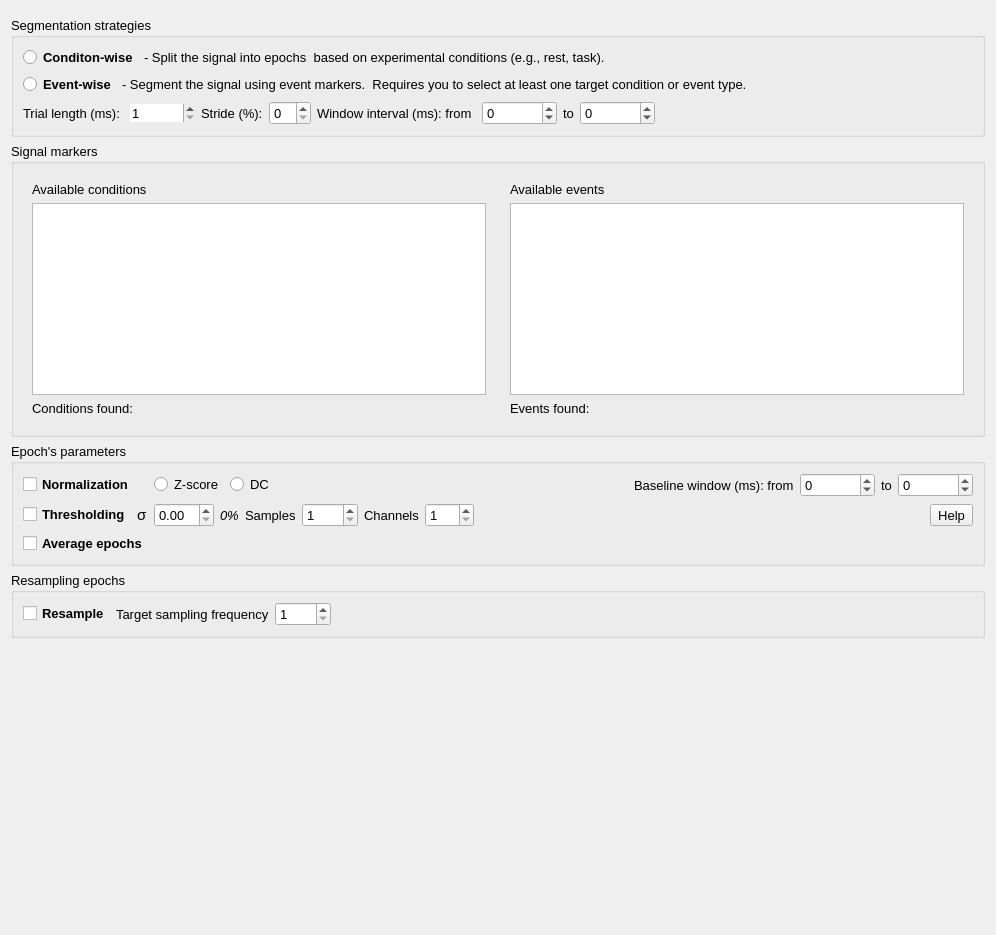
First picture: the form in Segmentation/segmentation_widget.ui, repository medusabci/medusa-analyzer, before the edit.
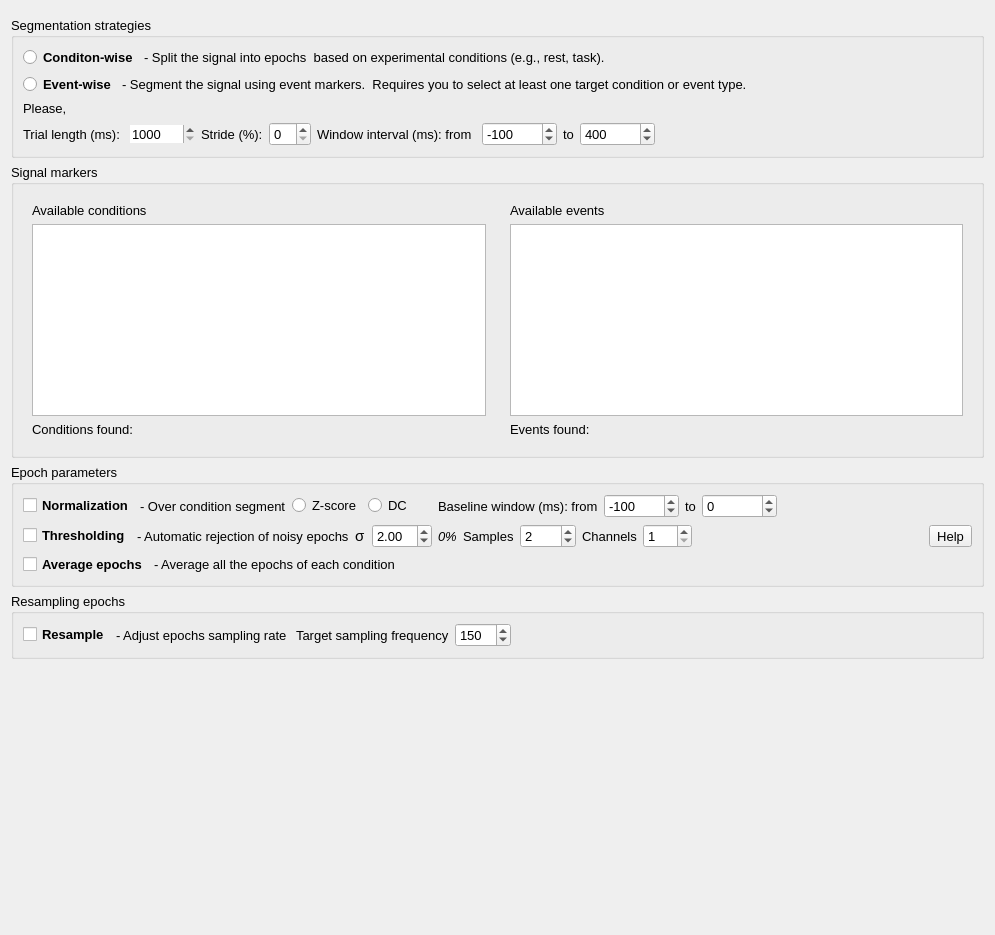
Second picture: the form after the edit.

What changed in the file:
```diff
--- a/Segmentation/segmentation_widget.ui
+++ b/Segmentation/segmentation_widget.ui
@@ -113,6 +113,13 @@
         </item>
        </layout>
       </item>
+      <item>
+       <widget class="QLabel" name="label_3">
+        <property name="text">
+         <string>Please, </string>
+        </property>
+       </widget>
+      </item>
       <item>
        <layout class="QHBoxLayout" name="trials">
         <item>
@@ -145,7 +152,7 @@
            <bool>true</bool>
           </property>
           <property name="minimum">
-           <number>1</number>
+           <number>1000</number>
           </property>
           <property name="maximum">
            <number>100000</number>
@@ -201,6 +208,9 @@
           <property name="singleStep">
            <number>100</number>
           </property>
+          <property name="value">
+           <number>-100</number>
+          </property>
          </widget>
         </item>
         <item>
@@ -224,6 +234,9 @@
           <property name="singleStep">
            <number>100</number>
           </property>
+          <property name="value">
+           <number>400</number>
+          </property>
          </widget>
         </item>
         <item>
@@ -338,7 +351,7 @@
       </font>
      </property>
      <property name="title">
-      <string>Epoch's parameters</string>
+      <string>Epoch parameters</string>
      </property>
      <layout class="QVBoxLayout" name="verticalLayout_8">
       <item>
@@ -360,11 +373,11 @@
          <widget class="QLabel" name="normLabel">
           <property name="font">
            <font>
-            <italic>true</italic>
+            <italic>false</italic>
            </font>
           </property>
           <property name="text">
-           <string/>
+           <string>- Over condition segment</string>
           </property>
           <property name="margin">
            <number>0</number>
@@ -389,13 +402,16 @@
          </widget>
         </item>
         <item>
-         <spacer name="horizontalSpacer_5">
+         <spacer name="horizontalSpacer_7">
           <property name="orientation">
            <enum>Qt::Horizontal</enum>
           </property>
+          <property name="sizeType">
+           <enum>QSizePolicy::Fixed</enum>
+          </property>
           <property name="sizeHint" stdset="0">
            <size>
-            <width>40</width>
+            <width>20</width>
             <height>20</height>
            </size>
           </property>
@@ -422,6 +438,9 @@
           <property name="maximum">
            <number>10000</number>
           </property>
+          <property name="value">
+           <number>-100</number>
+          </property>
          </widget>
         </item>
         <item>
@@ -447,6 +466,19 @@
           </property>
          </widget>
         </item>
+        <item>
+         <spacer name="horizontalSpacer_5">
+          <property name="orientation">
+           <enum>Qt::Horizontal</enum>
+          </property>
+          <property name="sizeHint" stdset="0">
+           <size>
+            <width>40</width>
+            <height>20</height>
+           </size>
+          </property>
+         </spacer>
+        </item>
        </layout>
       </item>
       <item>
@@ -464,6 +496,13 @@
           </property>
          </widget>
         </item>
+        <item>
+         <widget class="QLabel" name="thresLabel">
+          <property name="text">
+           <string>- Automatic rejection of noisy epochs</string>
+          </property>
+         </widget>
+        </item>
         <item>
          <widget class="QLabel" name="threskLabel">
           <property name="sizePolicy">
@@ -493,6 +532,9 @@
           <property name="singleStep">
            <double>0.100000000000000</double>
           </property>
+          <property name="value">
+           <double>2.000000000000000</double>
+          </property>
          </widget>
         </item>
         <item>
@@ -528,6 +570,9 @@
           <property name="maximum">
            <number>9999</number>
           </property>
+          <property name="value">
+           <number>2</number>
+          </property>
          </widget>
         </item>
         <item>
@@ -558,12 +603,9 @@
           <property name="orientation">
            <enum>Qt::Horizontal</enum>
           </property>
-          <property name="sizeType">
-           <enum>QSizePolicy::Fixed</enum>
-          </property>
           <property name="sizeHint" stdset="0">
            <size>
-            <width>450</width>
+            <width>40</width>
             <height>20</height>
            </size>
           </property>
@@ -593,6 +635,26 @@
           </property>
          </widget>
         </item>
+        <item>
+         <widget class="QLabel" name="averageLabel">
+          <property name="text">
+           <string>- Average all the epochs of each condition </string>
+          </property>
+         </widget>
+        </item>
+        <item>
+         <spacer name="horizontalSpacer_8">
+          <property name="orientation">
+           <enum>Qt::Horizontal</enum>
+          </property>
+          <property name="sizeHint" stdset="0">
+           <size>
+            <width>40</width>
+            <height>20</height>
+           </size>
+          </property>
+         </spacer>
+        </item>
        </layout>
       </item>
      </layout>
@@ -622,6 +684,13 @@
         </property>
        </widget>
       </item>
+      <item>
+       <widget class="QLabel" name="resmapleLabel">
+        <property name="text">
+         <string>- Adjust epochs sampling rate </string>
+        </property>
+       </widget>
+      </item>
       <item>
        <widget class="QLabel" name="newfsLabel">
         <property name="text">
@@ -640,6 +709,9 @@
         <property name="maximum">
          <number>9999</number>
         </property>
+        <property name="value">
+         <number>150</number>
+        </property>
        </widget>
       </item>
       <item>
```
